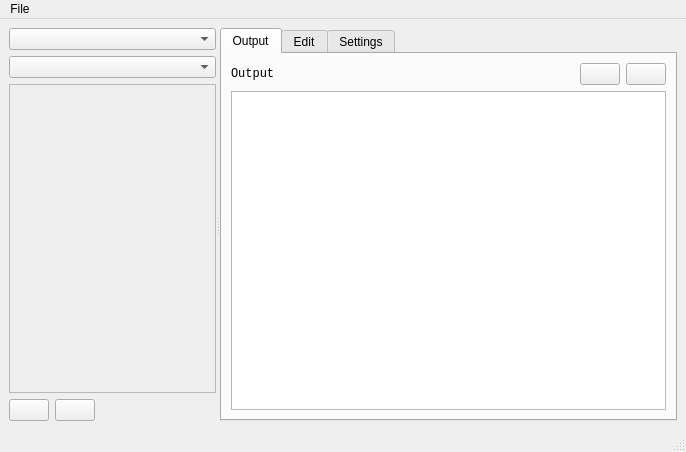
This is MainWindow.ui in jplozf/Quish as Qt 5 draws it before an edit. The edited form follows.
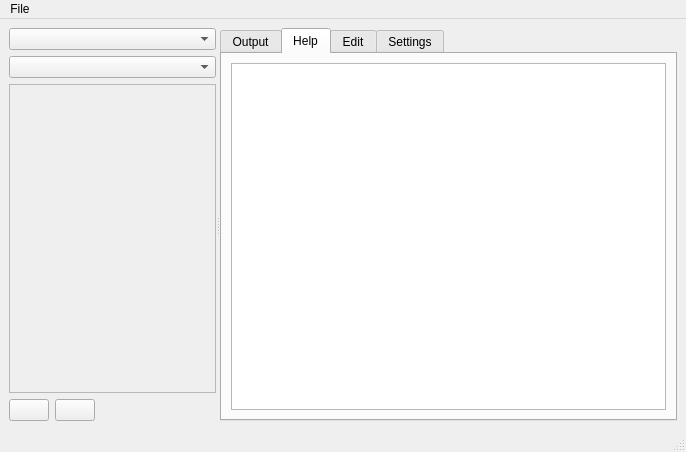
This is the edited form. The open tabs and pages were chosen to show the change. Icons and pictures are not drawn.

Commit message: add help tab

```diff
--- a/MainWindow.ui
+++ b/MainWindow.ui
@@ -171,6 +171,20 @@
             </item>
            </layout>
           </widget>
+          <widget class="QWidget" name="tabHelp">
+           <attribute name="title">
+            <string>Help</string>
+           </attribute>
+           <layout class="QGridLayout" name="gridLayout_6">
+            <item row="0" column="0">
+             <layout class="QVBoxLayout" name="verticalLayout_4">
+              <item>
+               <widget class="QTextEdit" name="txtHelp"/>
+              </item>
+             </layout>
+            </item>
+           </layout>
+          </widget>
           <widget class="QWidget" name="tabEdit">
            <attribute name="title">
             <string>Edit</string>
```
Left out of the diff: 4 changed lines with no effect on the pictures. The commit also changes 3 other files.
